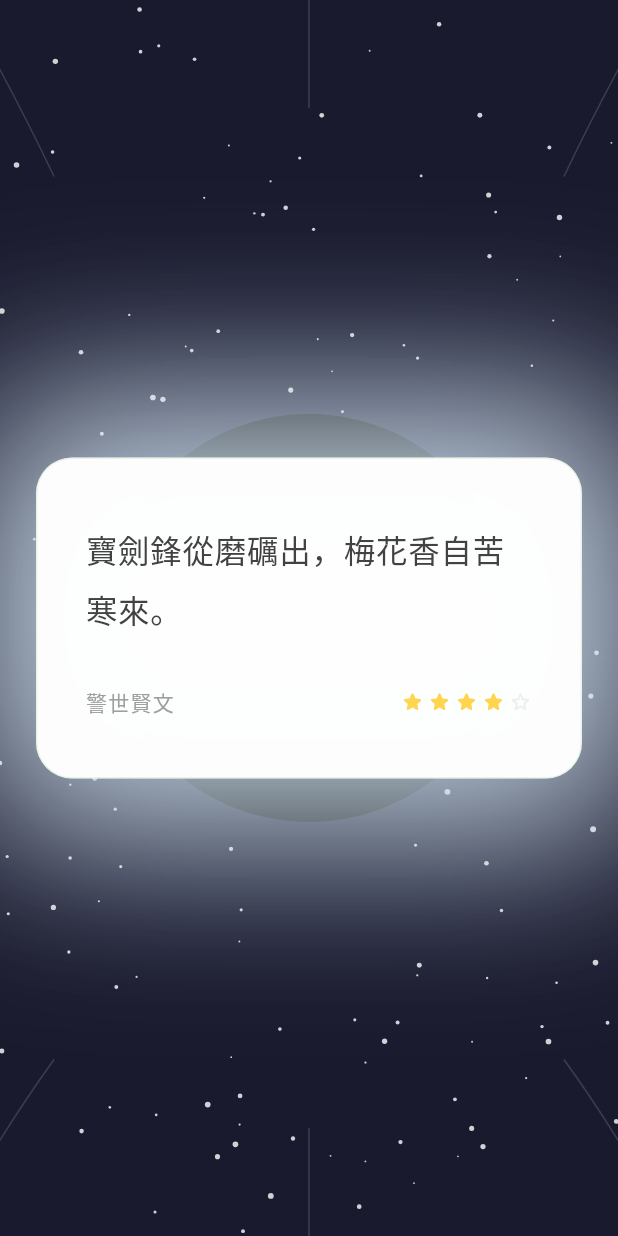
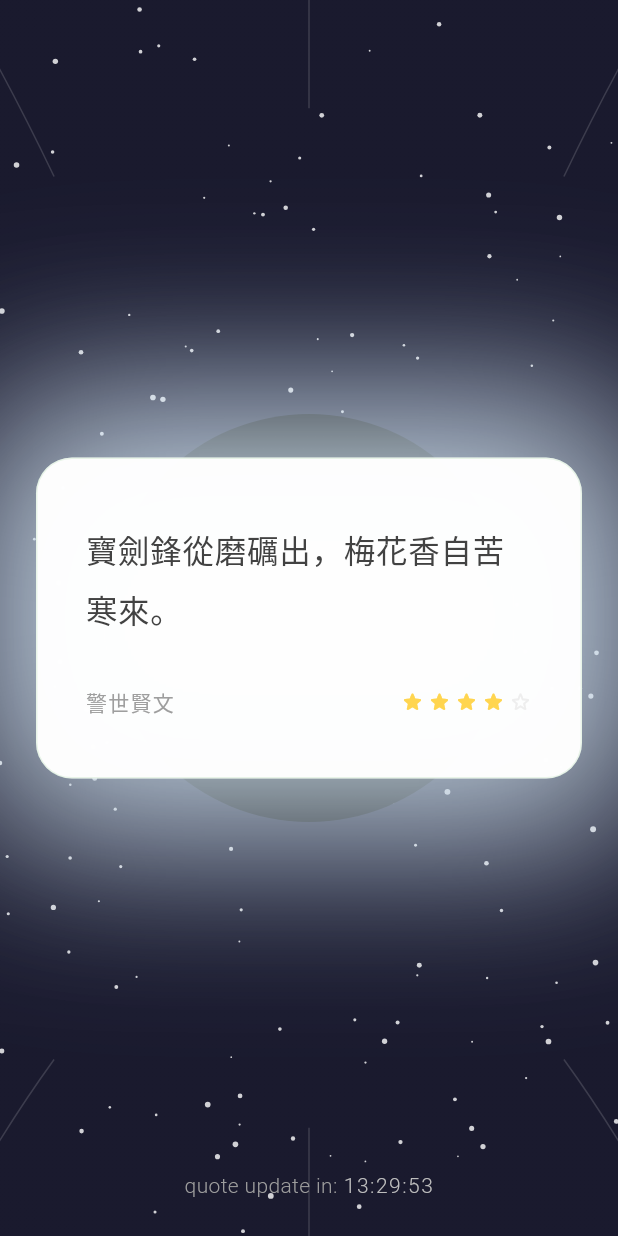
Before and after one commit to lemontree-tech/add_oil, a Flutter app: the screen it shows after launch, on a phone screen of 412 x 824 dp. Run offline on Flutter 3.47's test engine with Material 3 defaults, Android fonts, the phone set to English and light mode, and no system bars; our stand-ins replace device_info_plus, shared_preferences.

Commit message:
feat: added count down

```diff
--- a/client/lib/screens/home_screen.dart
+++ b/client/lib/screens/home_screen.dart
@@ -2,6 +2,7 @@ import 'package:flutter/material.dart';
 import '../models/quote.dart';
 import '../widgets/quote_card.dart';
 import '../widgets/blackhole_background.dart';
+import '../widgets/countdown_timer.dart';
 import '../services/quote_service.dart';
 
 class HomeScreen extends StatefulWidget {
@@ -91,6 +92,16 @@ class _HomeScreenState extends State<HomeScreen> with SingleTickerProviderStateM
                         ),
             ),
           ),
+          // Countdown timer at the bottom
+          SafeArea(
+            child: Align(
+              alignment: Alignment.bottomCenter,
+              child: Padding(
+                padding: const EdgeInsets.only(bottom: 24.0),
+                child: const CountdownTimer(),
+              ),
+            ),
+          ),
         ],
       ),
     );
--- /dev/null
+++ b/client/lib/widgets/countdown_timer.dart
@@ -0,0 +1,75 @@
+import 'package:flutter/material.dart';
+import 'dart:async';
+
+class CountdownTimer extends StatefulWidget {
+  const CountdownTimer({super.key});
+
+  @override
+  State<CountdownTimer> createState() => _CountdownTimerState();
+}
+
+class _CountdownTimerState extends State<CountdownTimer> {
+  Timer? _timer;
+  Duration _timeUntilMidnight = Duration.zero;
+
+  @override
+  void initState() {
+    super.initState();
+    _calculateTimeUntilMidnight();
+    _startTimer();
+  }
+
+  @override
+  void dispose() {
+    _timer?.cancel();
+    super.dispose();
+  }
+
+  void _calculateTimeUntilMidnight() {
+    final now = DateTime.now();
+    final midnight = DateTime(now.year, now.month, now.day + 1, 0, 0, 0);
+    final difference = midnight.difference(now);
+    setState(() {
+      _timeUntilMidnight = difference;
+    });
+  }
+
+  void _startTimer() {
+    _timer = Timer.periodic(const Duration(seconds: 1), (timer) {
+      _calculateTimeUntilMidnight();
+    });
+  }
+
+  String _formatDuration(Duration duration) {
+    final hours = duration.inHours.toString().padLeft(2, '0');
+    final minutes = (duration.inMinutes % 60).toString().padLeft(2, '0');
+    final seconds = (duration.inSeconds % 60).toString().padLeft(2, '0');
+    return '$hours:$minutes:$seconds';
+  }
+
+  @override
+  Widget build(BuildContext context) {
+    return Row(
+      mainAxisSize: MainAxisSize.min,
+      children: [
+        Text(
+          'quote update in: ',
+          style: TextStyle(
+            fontSize: 14,
+            color: Colors.grey[500],
+            fontWeight: FontWeight.w300,
+          ),
+        ),
+        Text(
+          _formatDuration(_timeUntilMidnight),
+          style: TextStyle(
+            fontSize: 14,
+            color: Colors.grey[400],
+            fontWeight: FontWeight.w300,
+            letterSpacing: 1.0,
+          ),
+        ),
+      ],
+    );
+  }
+}
```
